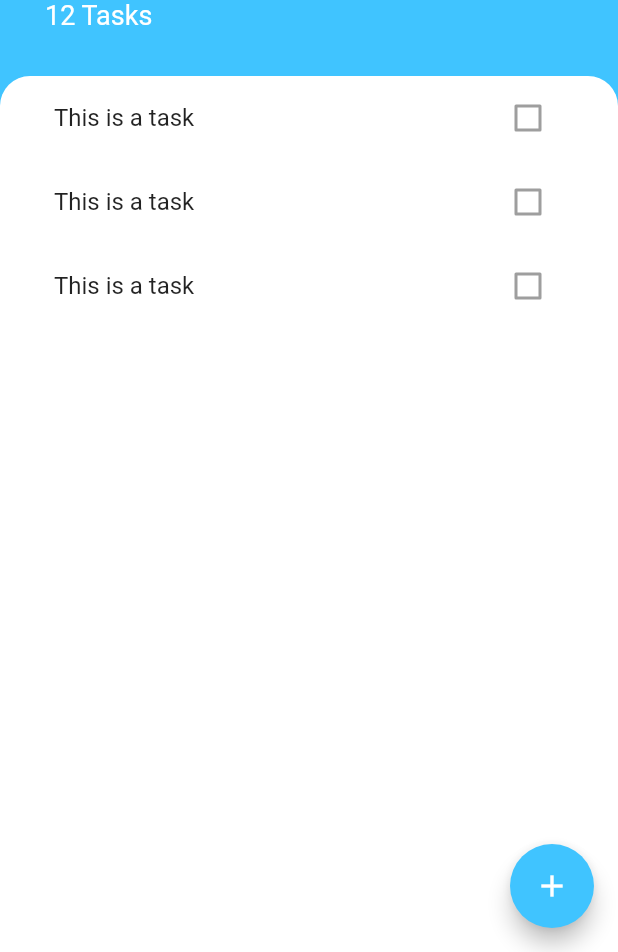
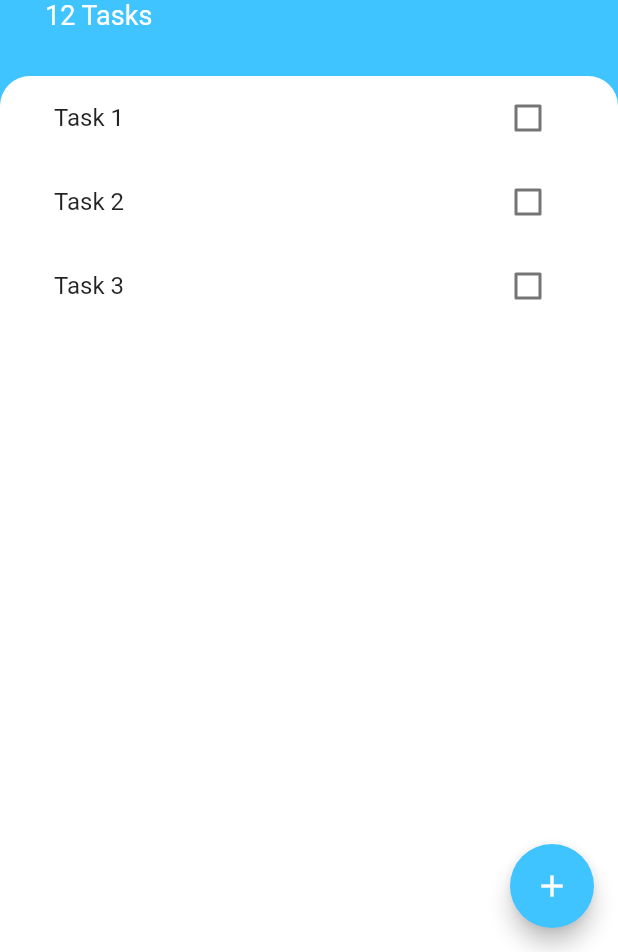
Before and after one commit to Buenaventura-Celine/Todoey, a Flutter app: the screen it shows after launch, on a phone screen of 412 x 824 dp, the part 284-1236 px from its top. Run offline on Flutter 3.47's test engine with Material 2 defaults, Android fonts, the phone set to English and light mode, and no system bars.

Commit message:
The ListView Builder

```diff
--- /dev/null
+++ b/lib/model/task.dart
@@ -0,0 +1,10 @@
+class Task {
+  final String name;
+  bool isDone;
+
+  Task({required this.name, this.isDone = false});
+
+  void toggleDone() {
+    isDone = !isDone;
+  }
+}
--- a/lib/widgets/task_tile.dart
+++ b/lib/widgets/task_tile.dart
@@ -1,13 +1,29 @@
 import 'package:flutter/material.dart';
 
 class TaskTile extends StatelessWidget {
+  final bool isChecked;
+  final String taskTitle;
+  final Function(bool?) checkboxCallback;
+
+  TaskTile({
+    required this.isChecked,
+    required this.taskTitle,
+    required this.checkboxCallback,
+  });
+
   @override
   Widget build(BuildContext context) {
     return ListTile(
-      title: Text('This is a task'),
+      title: Text(
+        taskTitle,
+        style: TextStyle(
+            decoration:
+                isChecked ? TextDecoration.lineThrough : TextDecoration.none),
+      ),
       trailing: Checkbox(
-        onChanged: null,
-        value: false,
+        activeColor: Colors.lightBlueAccent,
+        value: isChecked,
+        onChanged: checkboxCallback,
       ),
     );
   }
--- a/lib/widgets/tasks_list.dart
+++ b/lib/widgets/tasks_list.dart
@@ -1,15 +1,33 @@
 import 'package:flutter/material.dart';
 import 'package:todoey_flutter/widgets/task_tile.dart';
+import 'package:todoey_flutter/model/task.dart';
 
-class TasksList extends StatelessWidget {
+class TasksList extends StatefulWidget {
+  @override
+  State<TasksList> createState() => _TasksListState();
+}
+
+class _TasksListState extends State<TasksList> {
+  List<Task> tasks = [
+    Task(name: 'Task 1'),
+    Task(name: 'Task 2'),
+    Task(name: 'Task 3'),
+  ];
+
   @override
   Widget build(BuildContext context) {
-    return ListView(
-      children: <Widget>[
-        TaskTile(),
-        TaskTile(),
-        TaskTile(),
-      ],
+    return ListView.builder(
+      itemBuilder: (context, index) {
+        return TaskTile(
+            isChecked: tasks[index].isDone,
+            taskTitle: tasks[index].name,
+            checkboxCallback: (bool? checkboxState) {
+              setState(() {
+                tasks[index].toggleDone();
+              });
+            });
+      },
+      itemCount: tasks.length,
     );
   }
 }
```
